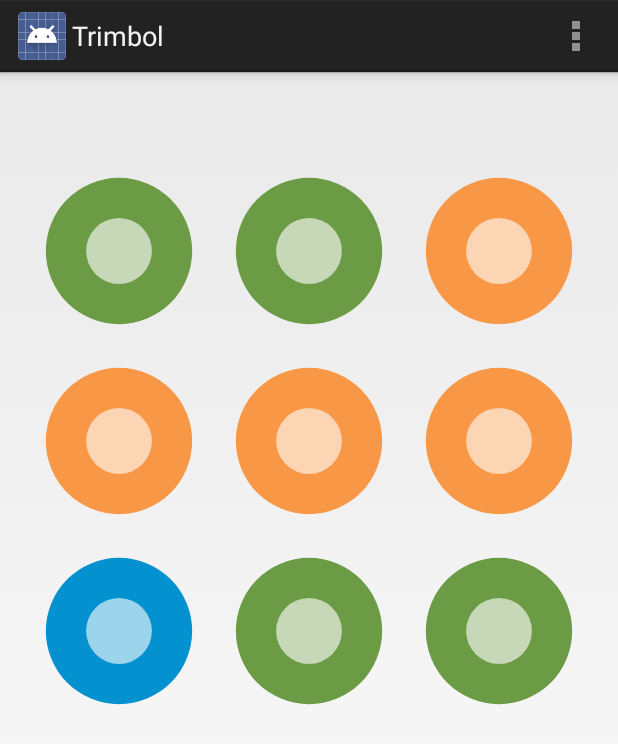
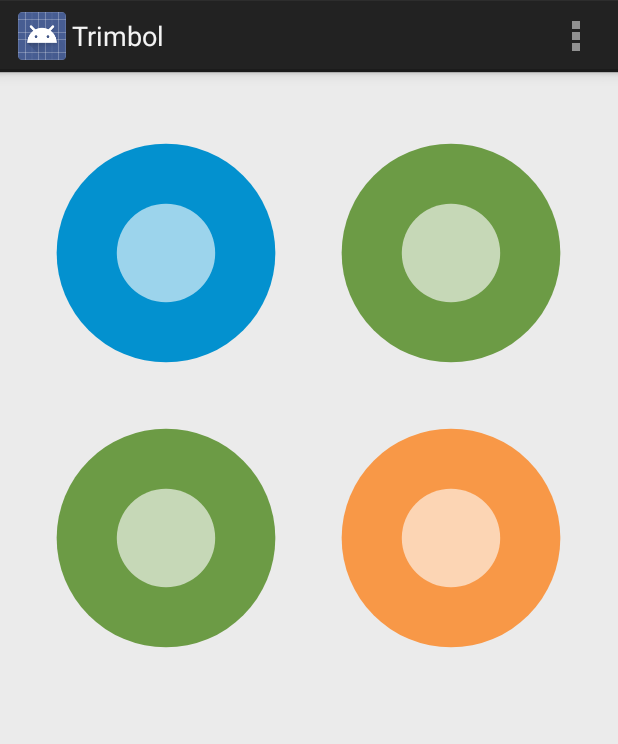
Before and after one commit to ajbtee/trimbol, an Android app: the screen it shows after launch (PuzzleActivity), on a phone screen of 412 x 824 dp. Shown: the top 744 px of the screen. Run offline under Robolectric (Android 15) with nearby library versions, the light colour scheme and no system bars.

Commit message:
Variable game board sizes. History refresh still broke as fuuuuu

```diff
--- a/app/src/main/java/com/detroitlabs/trimbol/activities/PuzzleActivity.java
+++ b/app/src/main/java/com/detroitlabs/trimbol/activities/PuzzleActivity.java
@@ -45,8 +45,8 @@ public class PuzzleActivity extends Activity implements Grid.RenderListener {
         PuzzleViewGroup gameBoard = (PuzzleViewGroup) findViewById(R.id.gameboard);
         gameBoard.removeAllViews();
 
-        for (int row = 0; row < grid.getGridY(); row++){
-            for (int column = 0; column < grid.getGridX(); column++){
+        for (int row = 0; row < this.grid.getGridY(); row++){
+            for (int column = 0; column < this.grid.getGridX(); column++){
                 SymbolView symbolView = new SymbolView(this, grid, row, column);
                 gameBoard.addView(symbolView);
             }
--- a/app/src/main/java/com/detroitlabs/trimbol/objects/Grid.java
+++ b/app/src/main/java/com/detroitlabs/trimbol/objects/Grid.java
@@ -18,8 +18,8 @@ public class Grid{
     private RenderListener renderListener;
 
     // grid size
-    final int gridX = 3;
-    final int gridY = 3;
+    public static int gridX = 2;
+    public static int gridY = 2;
     public Symbol[][] grid = new Symbol[gridY][gridX];
 
     //  ┌──────────────────────────────────────────┐
@@ -50,7 +50,7 @@ public class Grid{
         int uno = 0;
         for (int x = 0; x < getGridX(); x++){
             for (int y = 0; y < getGridY(); y++)
-                if (grid[y][x].getType() != Symbol.NIL) uno++;
+                if (grid[y][x].getState() != Symbol.State.HISTORY && grid[y][x].getState() != Symbol.State.GONE) uno++;
         }
         if (uno == 1 && renderListener != null)
             renderListener.onVictory();
--- a/app/src/main/java/com/detroitlabs/trimbol/views/PuzzleViewGroup.java
+++ b/app/src/main/java/com/detroitlabs/trimbol/views/PuzzleViewGroup.java
@@ -6,6 +6,8 @@ import android.util.AttributeSet;
 import android.util.DisplayMetrics;
 import android.view.View;
 import android.view.ViewGroup;
+
+import com.detroitlabs.trimbol.objects.Grid;
 
 /**
  * Created by andrewjb on 11/26/14.
@@ -43,17 +45,17 @@ public class PuzzleViewGroup extends ViewGroup {
     @Override
     protected void onLayout(boolean changed, int left, int top, int right, int bottom) {
 
-        final int cellWidth = getWidth()/3;
-        final int cellHeight = getHeight()/3;
+        final int cellWidth = getWidth() / Grid.gridX;
+        final int cellHeight = getHeight() / Grid.gridX;
         int row = -1;
 
         for (int column = 0; column < getChildCount(); column++){
             View childView = getChildAt(column);
 
-            rect.left = (column%3)*cellWidth;
+            rect.left = (column % Grid.gridX) * cellWidth;
             rect.right = rect.left+cellWidth;
 
-            if (column % 3 == 0)
+            if (column % Grid.gridX == 0)
                 row++;
             rect.top = row*cellWidth;
             rect.bottom = rect.top+cellWidth;
--- a/app/src/main/java/com/detroitlabs/trimbol/views/SymbolView.java
+++ b/app/src/main/java/com/detroitlabs/trimbol/views/SymbolView.java
@@ -20,17 +20,20 @@ public class SymbolView extends View {
     private final int MIN_DISTANCE = 30;
     private float x1, y1, distanceX, distanceY;
     private int y, x;
+    private boolean ready = false;
 
     private Context context;
     private Grid grid;
     private Symbol symbol;
-    private Grid historyGrid = new Grid();
+    private Grid historyGrid;
 
-    private Paint paintSelected;
+    private Paint paintRocSelected;
     private Paint paintRocIcon;
     private Paint paintRocCircle;
+    private Paint paintPapSelected;
     private Paint paintPapIcon;
     private Paint paintPapCircle;
+    private Paint paintSciSelected;
     private Paint paintSciIcon;
     private Paint paintSciCircle;
 
@@ -60,17 +63,21 @@ public class SymbolView extends View {
             if (grid.getSymbol(y, x).getType() == Symbol.ROC) {
                 canvas.drawCircle(halfWidth, halfHeight, radius, paintRocCircle);
                 canvas.drawCircle(halfWidth, halfHeight, radius * 0.45f, paintRocIcon);
+                if (grid.getSymbol(y, x).getState() == Symbol.State.SELECT)
+                    canvas.drawCircle(halfWidth, halfHeight, radius, paintRocSelected);
             }
             if (grid.getSymbol(y, x).getType() == Symbol.PAP) {
                 canvas.drawCircle(halfWidth, halfHeight, radius, paintPapCircle);
                 canvas.drawCircle(halfWidth, halfHeight, radius * 0.45f, paintPapIcon);
+                if (grid.getSymbol(y, x).getState() == Symbol.State.SELECT)
+                    canvas.drawCircle(halfWidth, halfHeight, radius, paintPapSelected);
             }
             if (grid.getSymbol(y, x).getType() == Symbol.SCI) {
                 canvas.drawCircle(halfWidth, halfHeight, radius, paintSciCircle);
                 canvas.drawCircle(halfWidth, halfHeight, radius * 0.45f, paintSciIcon);
+                if (grid.getSymbol(y, x).getState() == Symbol.State.SELECT)
+                    canvas.drawCircle(halfWidth, halfHeight, radius, paintSciSelected);
             }
-            if (grid.getSymbol(y, x).getState() == Symbol.State.SELECT)
-                canvas.drawCircle(halfWidth, halfHeight, radius, paintSelected);
         }
 
         invalidate();
@@ -79,14 +86,22 @@ public class SymbolView extends View {
     @Override
     public boolean onTouchEvent(MotionEvent event)
     {
+        if (symbol.getState() == Symbol.State.GONE)
+            inputStateGone(event);
+        if (symbol.getState() == Symbol.State.EXIST || symbol.getState() == Symbol.State.SELECT)
+            inputStateExist(event);
+        if (symbol.getState() == Symbol.State.HISTORY)
+            inputStateHistory(event);
+        return true;
+    }
+
+    private void inputStateExist(MotionEvent event) {
         switch(event.getAction())
         {
             case MotionEvent.ACTION_DOWN:
-                if (symbol.getState() != Symbol.State.GONE) {
-                    grid.setSymbolState(y, x, Symbol.State.SELECT);
-                    y1 = event.getY();
-                    x1 = event.getX();
-                }
+                grid.setSymbolState(y, x, Symbol.State.SELECT);
+                y1 = event.getY();
+                x1 = event.getX();
                 break;
 
             case MotionEvent.ACTION_MOVE:
@@ -95,35 +110,58 @@ public class SymbolView extends View {
 
                 setTranslationX(scaleDistance(distanceX));
                 setTranslationY(scaleDistance(distanceY));
-                if (getTranslationY() > MIN_DISTANCE && grid.getSymbol(y, x).getState() != Symbol.State.GONE) {
+                if (getTranslationY() > MIN_DISTANCE) {
                     slideSymbol(Grid.DOWN);}
-                if (getTranslationY() < -MIN_DISTANCE && grid.getSymbol(y, x).getState() != Symbol.State.GONE) {
+                if (getTranslationY() < -MIN_DISTANCE) {
                     slideSymbol(Grid.UP);}
-                if (getTranslationX() > MIN_DISTANCE && grid.getSymbol(y, x).getState() != Symbol.State.GONE) {
+                if (getTranslationX() > MIN_DISTANCE) {
                     slideSymbol(Grid.RIGHT);}
-                if (getTranslationX() < -MIN_DISTANCE && grid.getSymbol(y, x).getState() != Symbol.State.GONE) {
+                if (getTranslationX() < -MIN_DISTANCE) {
                     slideSymbol(Grid.LEFT);}
                 break;
 
             case MotionEvent.ACTION_UP:
-                if (symbol.getState() == Symbol.State.GONE) {
-                    grid = historyGrid;
-                    grid.loadHistory();
-                }
-                if (symbol.getState() != Symbol.State.GONE) {
-                    grid.setSymbolState(y, x, Symbol.State.EXIST);
-                }
-                ValueAnimator animator = snapBack();
-
+                grid.setSymbolState(y, x, Symbol.State.EXIST);
+                ValueAnimator animator = animSnapBack();
                 animator.setDuration(200);
                 animator.setInterpolator(new DecelerateInterpolator());
                 animator.start();
                 break;
         }
-        return true;
     }
 
-    private ValueAnimator snapBack() {
+    private void inputStateHistory(MotionEvent event) {
+        switch(event.getAction())
+        {
+            case MotionEvent.ACTION_DOWN:
+                ready = true;
+                break;
+
+            case MotionEvent.ACTION_UP:
+                if (ready) {
+                    grid = historyGrid;
+                    grid.loadHistory();
+                }
+                break;
+        }
+    }
+
+    private void inputStateGone(MotionEvent event) {
+        switch(event.getAction())
+        {
+            case MotionEvent.ACTION_UP:
+                ValueAnimator animator = animSnapBack();
+                animator.setDuration(200);
+                animator.setInterpolator(new DecelerateInterpolator());
+                animator.start();
+                grid.checkVictory();
+                if(symbol.getState() == Symbol.State.GONE && getTranslationX() == 0 && getTranslationY() == 0)
+                    grid.setSymbolState(y, x, Symbol.State.HISTORY);
+                break;
+        }
+    }
+
+    private ValueAnimator animSnapBack() {
         ValueAnimator animator = ValueAnimator.ofFloat(1,0f);
         animator.addUpdateListener(new ValueAnimator.AnimatorUpdateListener() {
             @Override
@@ -139,7 +177,6 @@ public class SymbolView extends View {
     }
 
     private void slideSymbol(int direction) {
-        if (symbol.getState() != Symbol.State.GONE) {
             if (symbol.getY()-1 != -1 && direction == Grid.UP)
                 counterReplace(-1, 0);
             if (symbol.getY()+1 != grid.getGridY() && direction == Grid.DOWN)
@@ -148,27 +185,22 @@ public class SymbolView extends View {
                 counterReplace(0, -1);
             if (symbol.getX()+1 != grid.getGridX() && direction == Grid.RIGHT)
                 counterReplace(0, 1);
-        }
     }
 
     private void counterReplace(int checkY, int checkX) {
         historyGrid = grid;
         if (symbol.getType() == Symbol.ROC && grid.getSymbol(symbol.getY() + checkY, symbol.getX() + checkX).getType() == Symbol.SCI){
             grid.setSymbolType(symbol.getY() + checkY, symbol.getX() + checkX, Symbol.ROC);
-            grid.setSymbolType(y, x, Symbol.NIL);
             grid.setSymbolState(y, x, Symbol.State.GONE);
         }
         if (symbol.getType() == Symbol.PAP && grid.getSymbol(symbol.getY() + checkY, symbol.getX() + checkX).getType() == Symbol.ROC){
             grid.setSymbolType(symbol.getY() + checkY, symbol.getX() + checkX, Symbol.PAP);
-            grid.setSymbolType(y, x, Symbol.NIL);
             grid.setSymbolState(y, x, Symbol.State.GONE);
         }
         if (symbol.getType() == Symbol.SCI && grid.getSymbol(symbol.getY() + checkY, symbol.getX() + checkX).getType() == Symbol.PAP){
             grid.setSymbolType(symbol.getY() + checkY, symbol.getX() + checkX, Symbol.SCI);
-            grid.setSymbolType(y, x, Symbol.NIL);
             grid.setSymbolState(y, x, Symbol.State.GONE);
         }
-        grid.checkVictory();
     }
 
     private void init(Grid grid, int y, int x, Context context) {
@@ -218,12 +250,26 @@ public class SymbolView extends View {
         paintSciIcon.setAntiAlias(true);
         paintSciIcon.setStyle(Paint.Style.FILL);
 
-        // paintSelected
-        paintSelected = new Paint();
-        paintSelected.setARGB(255, 50, 50, 50);
-        paintSelected.setStrokeWidth(6);
-        paintSelected.setAntiAlias(true);
-        paintSelected.setStyle(Paint.Style.STROKE);
+        // paintRocSelected
+        paintRocSelected = new Paint();
+        paintRocSelected.setARGB(255, 66, 95, 42);
+        paintRocSelected.setStrokeWidth(6);
+        paintRocSelected.setAntiAlias(true);
+        paintRocSelected.setStyle(Paint.Style.STROKE);
+
+        // paintPapSelected
+        paintPapSelected = new Paint();
+        paintPapSelected.setARGB(255, 2, 89, 127);
+        paintPapSelected.setStrokeWidth(6);
+        paintPapSelected.setAntiAlias(true);
+        paintPapSelected.setStyle(Paint.Style.STROKE);
+
+        // paintSciSelected
+        paintSciSelected = new Paint();
+        paintSciSelected.setARGB(255, 152, 95, 46);
+        paintSciSelected.setStrokeWidth(6);
+        paintSciSelected.setAntiAlias(true);
+        paintSciSelected.setStyle(Paint.Style.STROKE);
     }
 
     private float scaleDistance(float distance) {
--- a/app/src/main/res/layout/activity_puzzle.xml
+++ b/app/src/main/res/layout/activity_puzzle.xml
@@ -7,14 +7,14 @@
     android:paddingTop="@dimen/activity_vertical_margin"
     android:paddingBottom="@dimen/activity_vertical_margin"
     android:orientation="vertical"
-    android:clipToPadding="false"
+    android:background="#ebebeb"
     tools:context=".PuzzleActivity">
 
     <com.detroitlabs.trimbol.views.PuzzleViewGroup
         android:id="@+id/gameboard"
-        android:layout_marginTop="40dp"
-        android:layout_width="match_parent"
-        android:layout_height="match_parent"/>
+        android:layout_marginTop="10dp"
+        android:layout_width="wrap_content"
+        android:layout_height="wrap_content"/>
 
     <TextView
         android:id="@+id/status"
```
